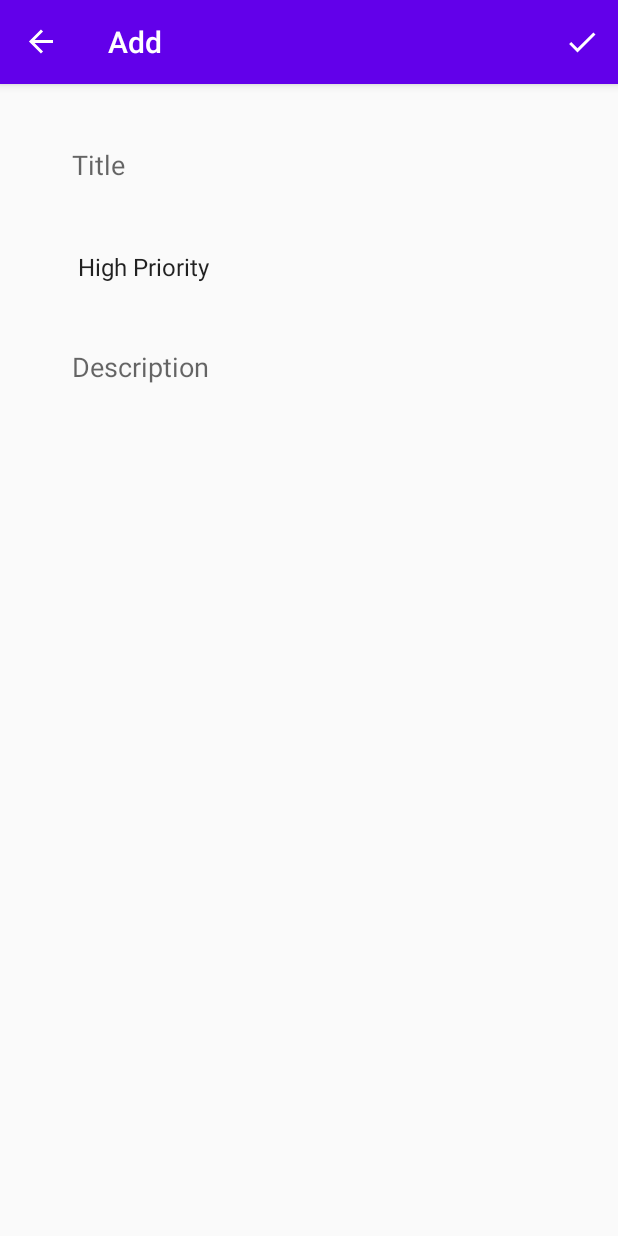
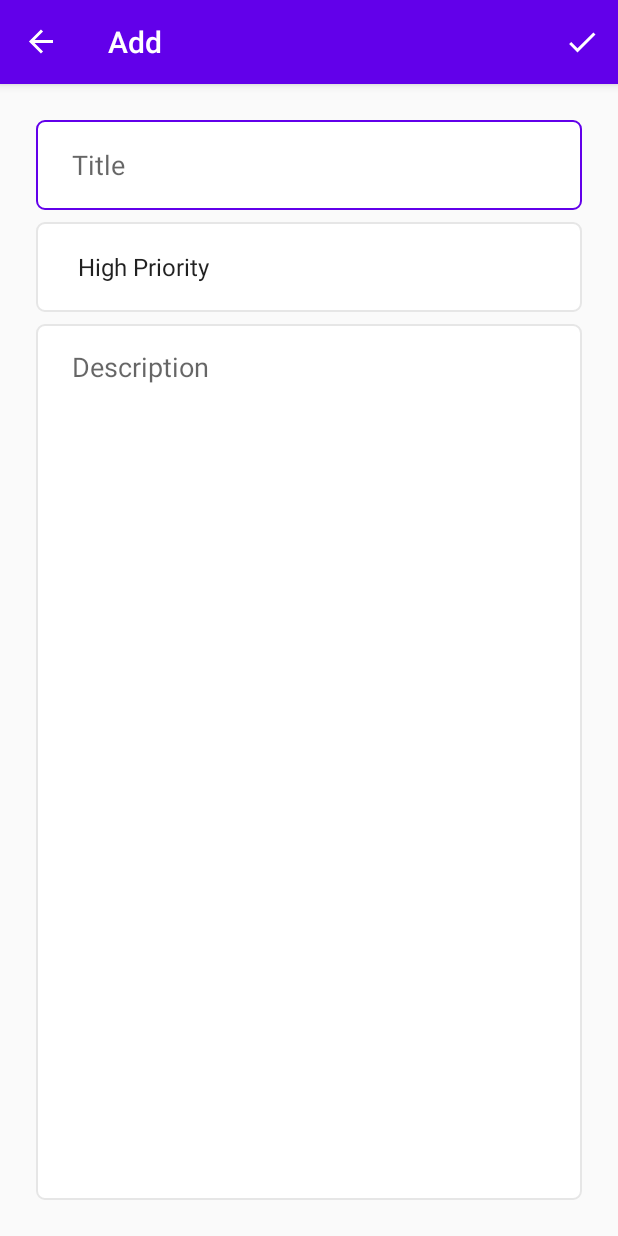
Before and after one commit to jdwoo88/Tut-TodoApp-CleanArch, an Android app: the screen it shows after launch (MainActivity), after a tap on an icon or button, on a phone screen of 412 x 824 dp. Run offline under Robolectric (Android 15) with nearby library versions, the phone set to English and light mode, and no system bars; our stand-ins replace navigation-ui.

```diff
--- a/app/src/main/res/layout/fragment_add.xml
+++ b/app/src/main/res/layout/fragment_add.xml
@@ -12,7 +12,7 @@
         android:id="@+id/txtTitle"
         android:layout_width="0dp"
         android:layout_height="60dp"
-        android:background="@android:color/transparent"
+        android:background="@drawable/custom_input"
         android:ems="10"
         android:hint="@string/add_title"
         android:inputType="textPersonName"
@@ -27,7 +27,7 @@
         android:layout_width="0dp"
         android:layout_height="60dp"
         android:layout_marginTop="8dp"
-        android:background="@android:color/transparent"
+        android:background="@drawable/custom_input"
         android:entries="@array/priorities"
         android:paddingStart="20dp"
         android:paddingEnd="20dp"
@@ -41,7 +41,7 @@
         android:layout_width="0dp"
         android:layout_height="0dp"
         android:layout_marginTop="8dp"
-        android:background="@android:color/transparent"
+        android:background="@drawable/custom_input"
         android:ems="10"
         android:gravity="top|start"
         android:hint="@string/add_description"
```
Also changed, not shown: app/build.gradle (+9 -0 lines), app/src/main/java/app/jwoo/myapplication/fragments/add/AddFragment.kt (+51 -2 lines).
